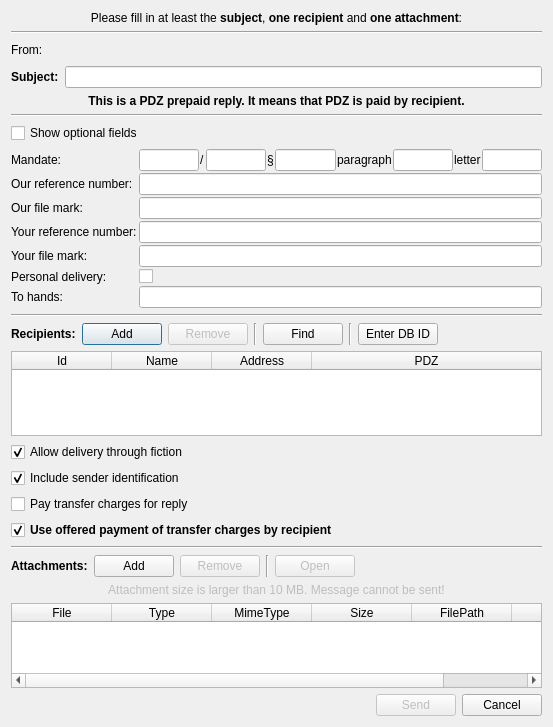
Qt form src/gui/ui/dlg_send_message.ui (psakar/datovka) before a commit.
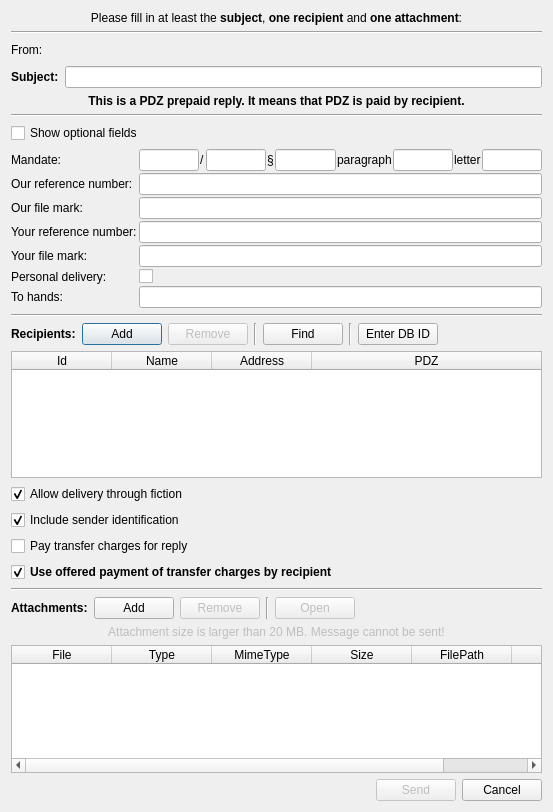
The same form after that commit. Icons and pictures are not drawn.

Commit message: Increase max size of attachments - 20MB (issue #209)

Diff of the .ui file:
```diff
--- a/src/gui/ui/dlg_send_message.ui
+++ b/src/gui/ui/dlg_send_message.ui
@@ -7,7 +7,7 @@
     <x>0</x>
     <y>0</y>
     <width>553</width>
-    <height>727</height>
+    <height>812</height>
    </rect>
   </property>
   <property name="font">
@@ -736,7 +736,7 @@
       </font>
      </property>
      <property name="text">
-      <string>Attachment size is larger than 10 MB. Message cannot be sent!</string>
+      <string>Attachment size is larger than 20 MB. Message cannot be sent!</string>
      </property>
      <property name="alignment">
       <set>Qt::AlignCenter</set>
```
The commit also changes 2 other files.
